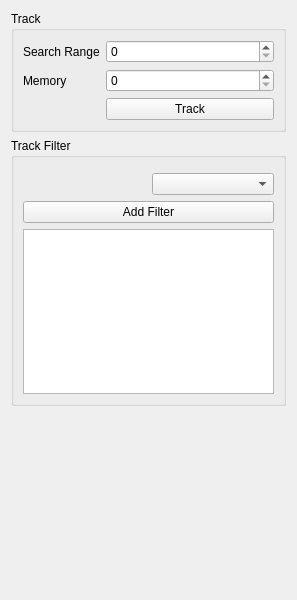
Above: src/napari_intensity_step_detection/ui/tracking_widget.ui from zeroth/napari-intensity-step-detection before the change. Below: the same form after it.
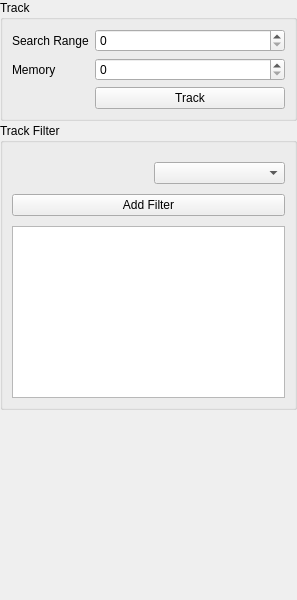
That is the form after the change. Custom widgets are drawn as their Qt base class.

The edit to the form file:
```diff
--- a/src/napari_intensity_step_detection/ui/tracking_widget.ui
+++ b/src/napari_intensity_step_detection/ui/tracking_widget.ui
@@ -14,6 +14,21 @@
    <string>Widget</string>
   </property>
   <layout class="QVBoxLayout" name="verticalLayout_5">
+   <property name="spacing">
+    <number>2</number>
+   </property>
+   <property name="leftMargin">
+    <number>0</number>
+   </property>
+   <property name="topMargin">
+    <number>0</number>
+   </property>
+   <property name="rightMargin">
+    <number>0</number>
+   </property>
+   <property name="bottomMargin">
+    <number>0</number>
+   </property>
    <item>
     <widget class="QGroupBox" name="grTrack">
      <property name="title">
@@ -66,6 +81,9 @@
       <string>Track Filter</string>
      </property>
      <layout class="QVBoxLayout" name="verticalLayout_4">
+      <property name="spacing">
+       <number>10</number>
+      </property>
       <item>
        <layout class="QVBoxLayout" name="verticalLayout_2">
         <item>
```
